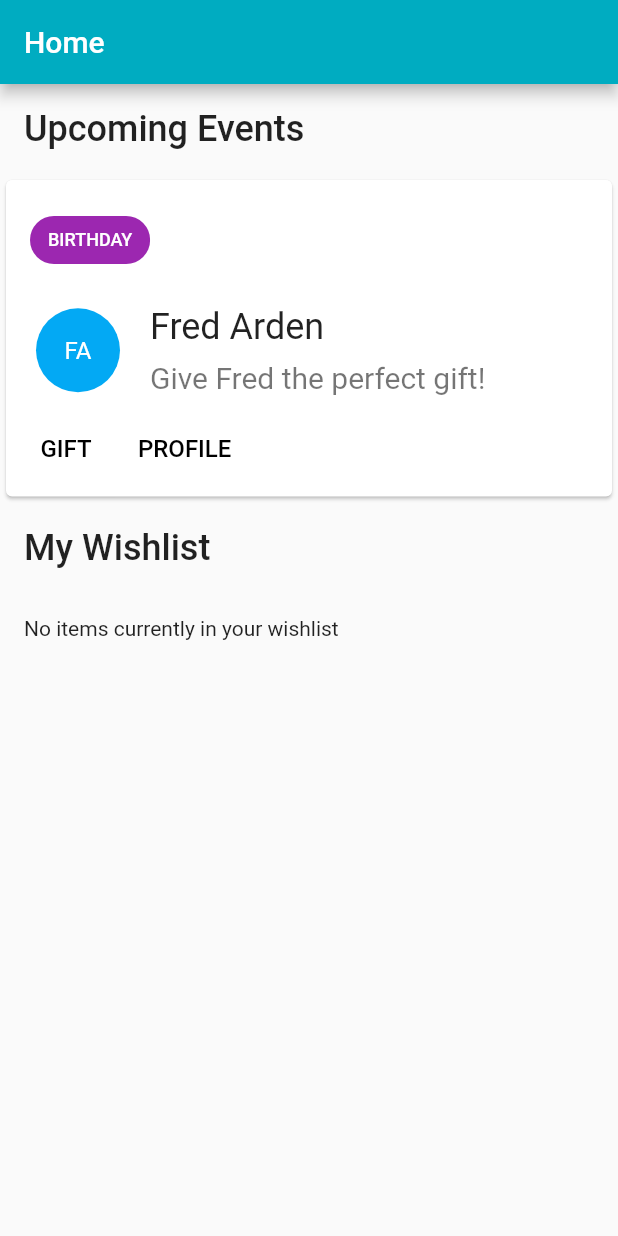
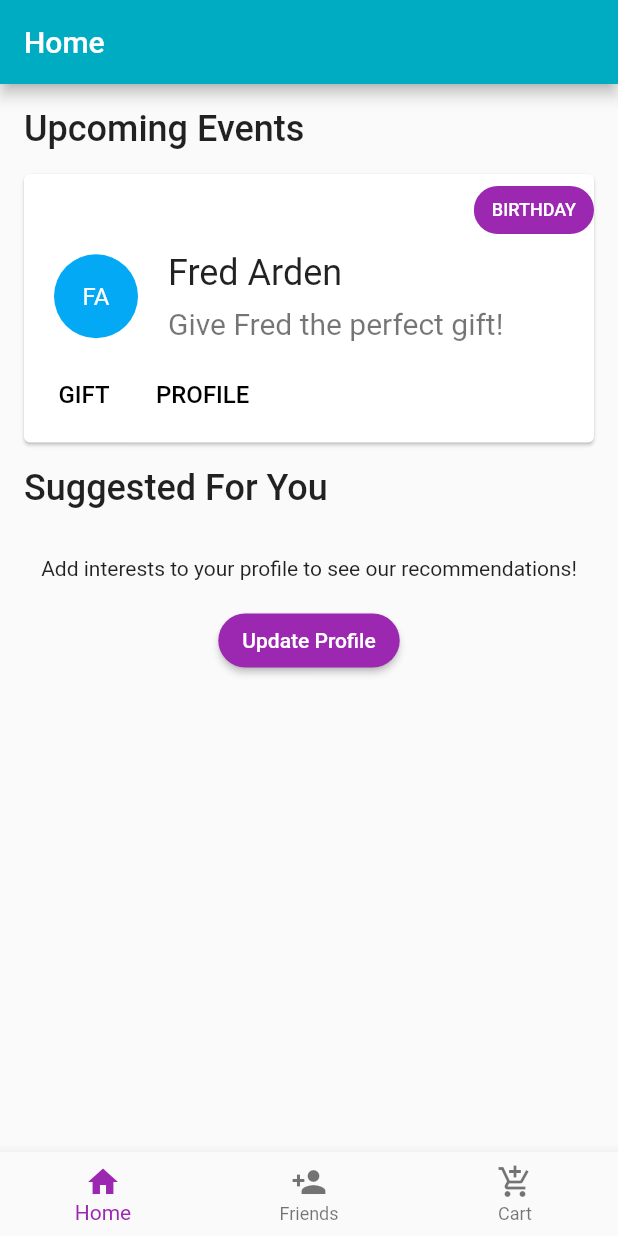
Before and after one commit to present-ly/present-ly-flutter, a Flutter app: the screen it shows after launch, after a tap on "LOGIN", on a phone screen of 412 x 824 dp. Run offline on Flutter 3.47's test engine with Material 2 defaults, Android fonts, the phone set to English and light mode, and no system bars.

Commit message:
Create bottom toolbar and FriendList/Cart Screens

```diff
--- /dev/null
+++ b/lib/presently-toolbar.dart
@@ -0,0 +1,47 @@
+import 'package:flutter/material.dart';
+import 'package:presently/screens/cart.dart';
+import 'package:presently/screens/friend_list.dart';
+import 'package:presently/screens/home.dart';
+
+class PresentlyTabBar extends StatefulWidget {
+  @override
+  PresentlyTabBarState createState() {
+    return new PresentlyTabBarState();
+  }
+}
+
+class PresentlyTabBarState extends State<PresentlyTabBar> {
+  int _selectedIndex = 0;
+  final _widgetOptions = <Widget>[
+    HomeScreen(),
+    FriendListScreen(),
+    CartScreen()
+  ];
+  void _onItemTapped(int index) {
+    setState(() {
+      _selectedIndex = index;
+    });
+  }
+
+  @override
+  Widget build(BuildContext context) {
+    return new Scaffold(
+      body: Center(
+          child: _widgetOptions.elementAt(
+        _selectedIndex,
+      )),
+      bottomNavigationBar: BottomNavigationBar(
+          items: <BottomNavigationBarItem>[
+            BottomNavigationBarItem(
+                icon: Icon(Icons.home), title: Text('Home')),
+            BottomNavigationBarItem(
+                icon: Icon(Icons.person_add), title: Text('Friends')),
+            BottomNavigationBarItem(
+                icon: Icon(Icons.add_shopping_cart), title: Text('Cart')),
+          ],
+          currentIndex: _selectedIndex,
+          fixedColor: Colors.purple,
+          onTap: _onItemTapped),
+    );
+  }
+}
--- a/lib/routes.dart
+++ b/lib/routes.dart
@@ -1,9 +1,10 @@
-
 import 'package:flutter/material.dart';
+import 'package:presently/presently-toolbar.dart';
 import 'package:presently/screens/home.dart';
 import 'package:presently/screens/login.dart';
 
-var routes = <String, WidgetBuilder> {
+var routes = <String, WidgetBuilder>{
   'home': (BuildContext context) => HomeScreen(),
   'login': (BuildContext context) => LoginScreen(),
+  'navbar': (BuildContext context) => PresentlyTabBar()
 };
--- /dev/null
+++ b/lib/screens/cart.dart
@@ -0,0 +1,13 @@
+import 'package:flutter/material.dart';
+
+class CartScreen extends StatelessWidget {
+  @override
+  Widget build(BuildContext context) {
+    return Scaffold(
+      appBar: AppBar(
+        title: Text('Cart'),
+      ),
+      body: Column(),
+    );
+  }
+}
--- /dev/null
+++ b/lib/screens/friend_list.dart
@@ -0,0 +1,13 @@
+import 'package:flutter/material.dart';
+
+class FriendListScreen extends StatelessWidget {
+  @override
+  Widget build(BuildContext context) {
+    return Scaffold(
+      appBar: AppBar(
+        title: Text('Cart'),
+      ),
+      body: Column(),
+    );
+  }
+}
--- a/lib/screens/home.dart
+++ b/lib/screens/home.dart
@@ -23,12 +23,13 @@ class HomeScreen extends StatelessWidget {
               ),
             ),
             Card(
+              margin: EdgeInsets.only(left: 16.0, right: 16.0),
               child: Column(
                 mainAxisSize: MainAxisSize.min,
                 crossAxisAlignment: CrossAxisAlignment.start,
                 children: <Widget>[
-                  Padding(
-                    padding: const EdgeInsets.all(16.0),
+                  Align(
+                    alignment: Alignment.bottomRight,
                     child: Chip(
                       label: Text(
                         'BIRTHDAY',
@@ -80,13 +81,30 @@ class HomeScreen extends StatelessWidget {
             Padding(
               padding: const EdgeInsets.all(16.0),
               child: Text(
-                'My Wishlist',
+                'Suggested For You',
                 style: TextStyle(fontSize: 24.0, fontWeight: FontWeight.w500),
               ),
             ),
             Padding(
-                padding: EdgeInsets.all(16.0),
-                child: Text('No items currently in your wishlist'))
+              padding: EdgeInsets.all(16.0),
+              child: Center(
+                child: Text(
+                  'Add interests to your profile to see our recommendations!',
+                ),
+              ),
+            ),
+            Center(
+              child: RaisedButton(
+                color: Colors.purple[500],
+                shape: RoundedRectangleBorder(
+                    borderRadius: BorderRadius.circular(100.0)),
+                child: Text(
+                  'Update Profile',
+                  style: TextStyle(color: Colors.white),
+                ),
+                onPressed: () {},
+              ),
+            ),
           ],
         ),
       ),
--- a/lib/screens/login.dart
+++ b/lib/screens/login.dart
@@ -23,7 +23,6 @@ class LoginScreenState extends State<LoginScreen> {
             Expanded(
               child: Column(
                 mainAxisAlignment: MainAxisAlignment.center,
-
                 children: <Widget>[
                   Image.asset("assets/images/presently-logo.png",
                       fit: BoxFit.contain),
@@ -56,7 +55,8 @@ class LoginScreenState extends State<LoginScreen> {
                               shape: RoundedRectangleBorder(
                                   borderRadius: BorderRadius.circular(100.0)),
                               onPressed: () => Navigator.of(context)
-                                    .pushNamedAndRemoveUntil('home', (Route<dynamic> route) => false),
+                                  .pushNamedAndRemoveUntil('navbar',
+                                      (Route<dynamic> route) => false),
                               color: Colors.white,
                               child: Padding(
                                 padding: const EdgeInsets.all(12.0),
```
Lines whose indentation alone changed are shown as unchanged.
